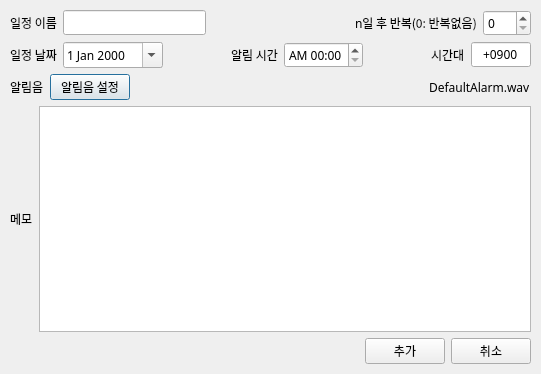
Before: the Qt Designer form ui/AlarmAddWindow.ui in stellarfloat/2020-2_swp2_ADProject_Remi, drawn with Qt 5.
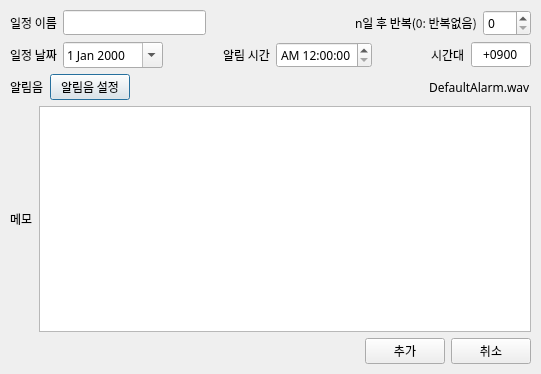
After: the same form once the commit is applied.

```diff
--- a/ui/AlarmAddWindow.ui
+++ b/ui/AlarmAddWindow.ui
@@ -200,7 +200,7 @@
              <enum>QDateTimeEdit::AmPmSection</enum>
             </property>
             <property name="displayFormat">
-             <string>AP HH:mm</string>
+             <string>AP hh:mm:ss</string>
             </property>
            </widget>
           </item>
```
